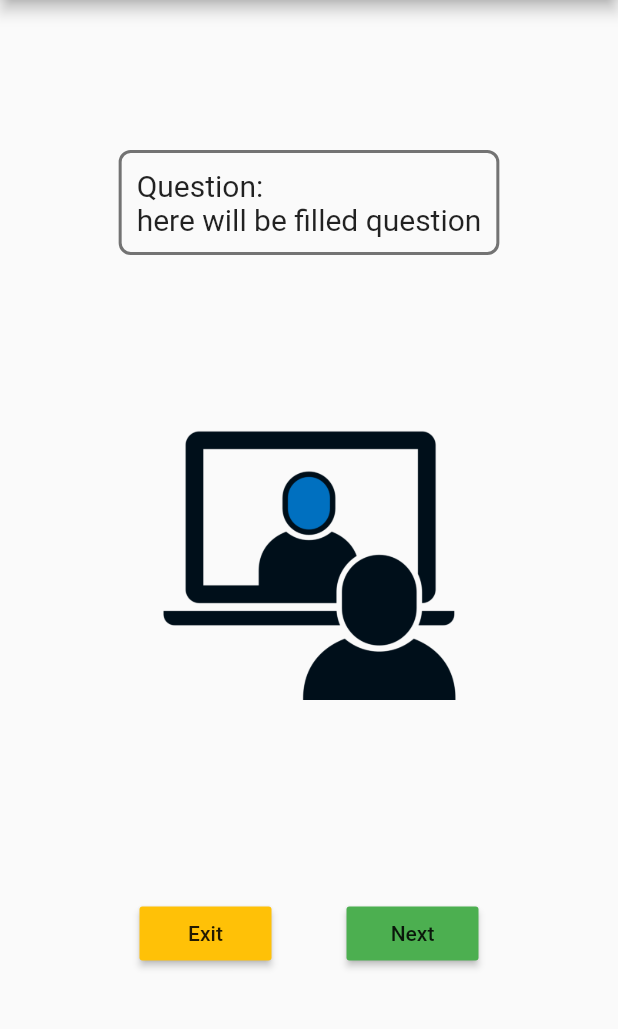
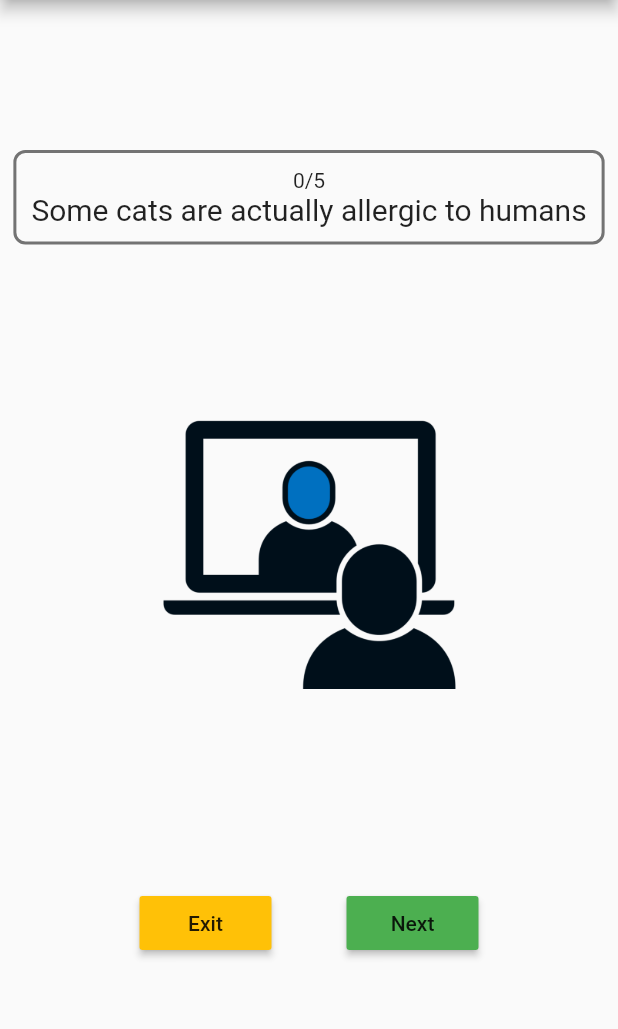
Before and after one commit to JobInterviewPractice/job_interview_practice, a Flutter app: the StartPage screen opened by its route, on a phone screen of 412 x 824 dp, the part 84-1113 px from its top. Run offline on Flutter 3.47's test engine with Material 2 defaults, Android fonts, the phone set to English and light mode, and no system bars.

Commit message:
add Question state to main.dart and question.dart

```diff
--- a/lib/main.dart
+++ b/lib/main.dart
@@ -1,8 +1,10 @@
 import 'package:flutter/material.dart';
-
+import 'question.dart';
 void main() {
   runApp(MyApp());
 }
+
+QuizBrain quizBrain = QuizBrain();
 
 class MyApp extends StatelessWidget {
   @override
@@ -39,6 +41,7 @@ class MyApp extends StatelessWidget {
   }
 }
 
+// AppPage is root widget.
 class AppPage extends StatelessWidget {
   @override
   Widget build(BuildContext context) {
@@ -51,17 +54,12 @@ class AppPage extends StatelessWidget {
                 onPressed: () => Navigator.of(context).pushNamed("/start_page"),
                 child: Text(
                   'Start',
-                  style: TextStyle(
-
-                  ),
                 ),
               ),
               RaisedButton(
                 onPressed: () => Navigator.of(context).pushNamed("/edit_page"),
                 child: Text(
                   'Edit',
-                  style: TextStyle(
-                  ),
                 ),
               ),
             ],
@@ -71,8 +69,16 @@ class AppPage extends StatelessWidget {
   }
 }
 
-class StartPage extends StatelessWidget {
+// todo: AppBarの共通化
+class StartPage extends StatefulWidget {
   @override
+  _StartPageState createState() => _StartPageState();
+}
+
+class _StartPageState extends State<StartPage> {
+  @override
+  QuizBrain quizBrain = QuizBrain();
+
   Widget build(BuildContext context) {
     return Scaffold(
       appBar: AppBar(
@@ -96,12 +102,18 @@ class StartPage extends StatelessWidget {
             ),
             child: Padding(
               padding: const EdgeInsets.all(10.0),
-              child: Text(
-                'Question:\n'
-                    'here will be filled question',
-                style: TextStyle(
-                  fontSize: 20
-                ),
+              child: Column(
+                children: [
+                  Text(
+                      "${quizBrain.answeredQuestion}/${quizBrain.numberOfQuestions}"
+                  ),
+                  Text(
+                    "${quizBrain.getQuestionText()}",
+                    style: TextStyle(
+                        fontSize: 20
+                    ),
+                  ),
+                ],
               ),
             ),
           ),
@@ -122,12 +134,23 @@ class StartPage extends StatelessWidget {
                 children: <Widget>[
                   RaisedButton(
                     color: Colors.amber,
-                    onPressed: () => Navigator.of(context).pop(), child: Text('Exit'),
+                    onPressed: () => Navigator.of(context).pop(),
+                    child: Text('Exit'),
                   ),
                   SizedBox(width: 50),
                   RaisedButton(
                     color: Colors.green,
-                    onPressed: () => Navigator.of(context).pop(), child: Text('Next'),
+                    // onPressed: () => Navigator.of(context).pop(),
+                    onPressed: () => {
+                      setState((){
+                        quizBrain.nextQuestion();
+
+                        if(quizBrain.isFinished()){
+                          Navigator.of(context).pop();
+                        }
+                      }),
+                    },
+                    child: Text('Next'),
                   ),
                 ],
               ),
@@ -138,7 +161,6 @@ class StartPage extends StatelessWidget {
     );
   }
 }
-
 
 class EditPage extends StatelessWidget {
   @override
@@ -159,7 +181,10 @@ class EditPage extends StatelessWidget {
           child: Column(
             children: <Widget>[
               Text('Edit'),
-              RaisedButton(onPressed: () => Navigator.of(context).pop(), child: Text('戻る'),)
+              RaisedButton(
+                onPressed: () => Navigator.of(context).pop(),
+                child: Text('戻る'),
+              )
             ],
           ),
         ),
--- a/lib/question.dart
+++ b/lib/question.dart
@@ -1,31 +1,41 @@
-
+import 'dart:math';
 
 class Question {
   int id;
-  int numberOfQuestions;
   String questionText;
   bool isWeek;
 
   Question(String t) {
     questionText = t;
-    // todo: numberofquestionをsettings pageから引っ張ってくる。
   }
 }
 
 class QuizBrain {
 
+
+  int numberOfQuestions = 5; // todo: numberofquestionをsettings pageから引っ張ってくる。
+
   int _questionID = 0;
 
   // counter
-  int _answeredQuestion = 0;
+  int answeredQuestion = 0;
+
   // todo: change List to Map to be able to find question by `Question.id`
   List<Question> questions = [
     // todo: bring from Data Store
     Question('Some cats are actually allergic to humans'),
     Question('You can lead a cow down stairs but not up stairs.'),
+    Question('test'),
+    Question('You can lead a cow down'),
   ];
 
+
   void nextQuestion() {
+    answeredQuestion++;
+    _questionID = Random().nextInt(3) + 1;
+    print('nextquestion called,\n'
+        '_answeredQuestion: $answeredQuestion\n'
+        '_questionID: $_questionID');
   }
 
   String getQuestionText() {
@@ -34,4 +44,12 @@ class QuizBrain {
 
   bool getIsWeek() {
   }
+
+  // isFinish returns whether question
+  bool isFinished() {
+    if(answeredQuestion == numberOfQuestions+1)
+      return true;
+    else
+      return false;
+  }
 }
```
